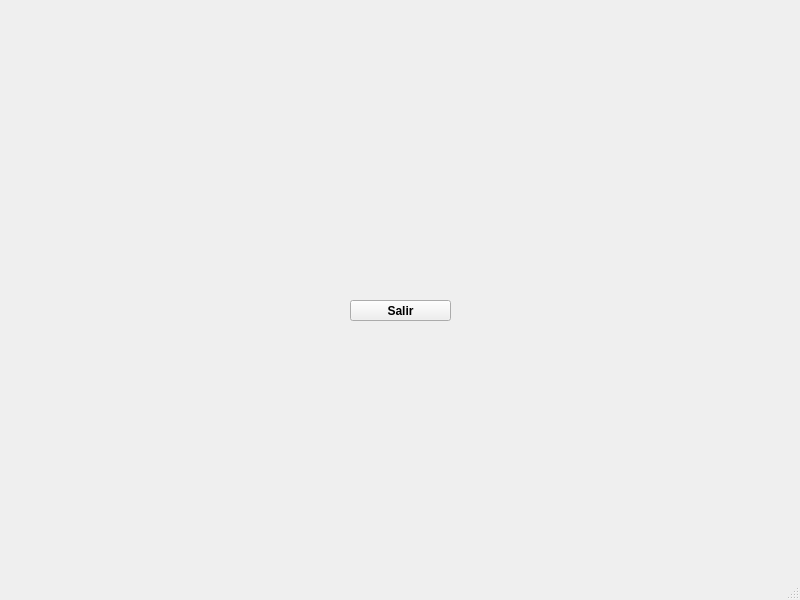
XoanCarlos/perezgonzalez2324, file MainWindow.ui: the form before one commit.
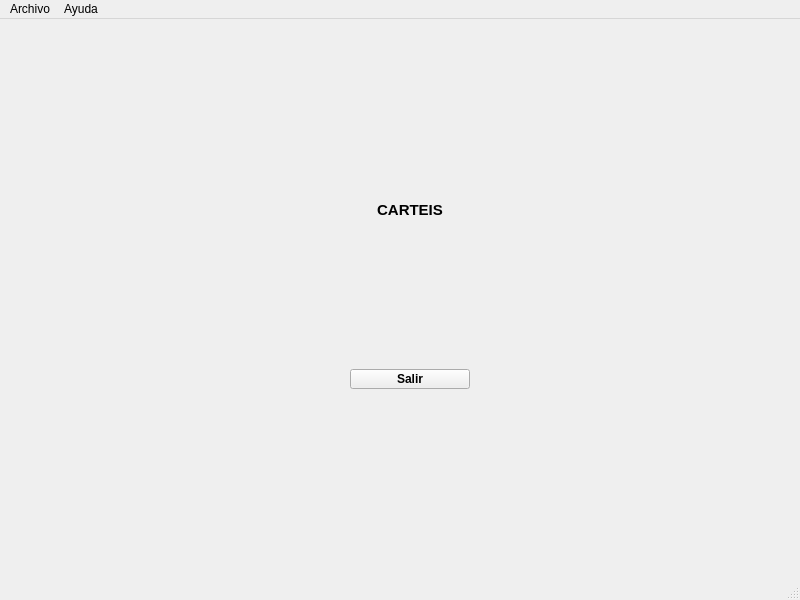
The form after the commit.

```diff
--- a/MainWindow.ui
+++ b/MainWindow.ui
@@ -10,6 +10,18 @@
     <height>600</height>
    </rect>
   </property>
+  <property name="sizePolicy">
+   <sizepolicy hsizetype="Expanding" vsizetype="Expanding">
+    <horstretch>0</horstretch>
+    <verstretch>0</verstretch>
+   </sizepolicy>
+  </property>
+  <property name="minimumSize">
+   <size>
+    <width>800</width>
+    <height>600</height>
+   </size>
+  </property>
   <property name="font">
    <font>
     <pointsize>9</pointsize>
@@ -23,21 +35,83 @@
     <property name="geometry">
      <rect>
       <x>350</x>
-      <y>300</y>
-      <width>101</width>
-      <height>21</height>
+      <y>350</y>
+      <width>120</width>
+      <height>20</height>
      </rect>
     </property>
+    <property name="sizePolicy">
+     <sizepolicy hsizetype="Fixed" vsizetype="Fixed">
+      <horstretch>0</horstretch>
+      <verstretch>0</verstretch>
+     </sizepolicy>
+    </property>
+    <property name="minimumSize">
+     <size>
+      <width>120</width>
+      <height>20</height>
+     </size>
+    </property>
+    <property name="maximumSize">
+     <size>
+      <width>120</width>
+      <height>20</height>
+     </size>
+    </property>
     <property name="font">
      <font>
       <weight>75</weight>
       <bold>true</bold>
      </font>
     </property>
+    <property name="autoFillBackground">
+     <bool>false</bool>
+    </property>
     <property name="text">
      <string>Salir</string>
     </property>
    </widget>
+   <widget class="QLabel" name="lblTitulo">
+    <property name="geometry">
+     <rect>
+      <x>290</x>
+      <y>180</y>
+      <width>240</width>
+      <height>21</height>
+     </rect>
+    </property>
+    <property name="sizePolicy">
+     <sizepolicy hsizetype="Expanding" vsizetype="Expanding">
+      <horstretch>0</horstretch>
+      <verstretch>0</verstretch>
+     </sizepolicy>
+    </property>
+    <property name="minimumSize">
+     <size>
+      <width>120</width>
+      <height>20</height>
+     </size>
+    </property>
+    <property name="maximumSize">
+     <size>
+      <width>240</width>
+      <height>40</height>
+     </size>
+    </property>
+    <property name="font">
+     <font>
+      <pointsize>11</pointsize>
+      <weight>75</weight>
+      <bold>true</bold>
+     </font>
+    </property>
+    <property name="text">
+     <string>CARTEIS</string>
+    </property>
+    <property name="alignment">
+     <set>Qt::AlignCenter</set>
+    </property>
+   </widget>
   </widget>
   <widget class="QMenuBar" name="menubar">
    <property name="geometry">
@@ -48,6 +122,20 @@
      <height>21</height>
     </rect>
    </property>
+   <widget class="QMenu" name="menuArchivo">
+    <property name="title">
+     <string>Archivo</string>
+    </property>
+    <addaction name="actionSalir"/>
+   </widget>
+   <widget class="QMenu" name="menuAyuda">
+    <property name="title">
+     <string>Ayuda</string>
+    </property>
+    <addaction name="actionAcerca_de"/>
+   </widget>
+   <addaction name="menuArchivo"/>
+   <addaction name="menuAyuda"/>
   </widget>
   <widget class="QStatusBar" name="statusbar"/>
  </widget>
```
Left out of the diff: 14 changed lines with no effect on the pictures.
